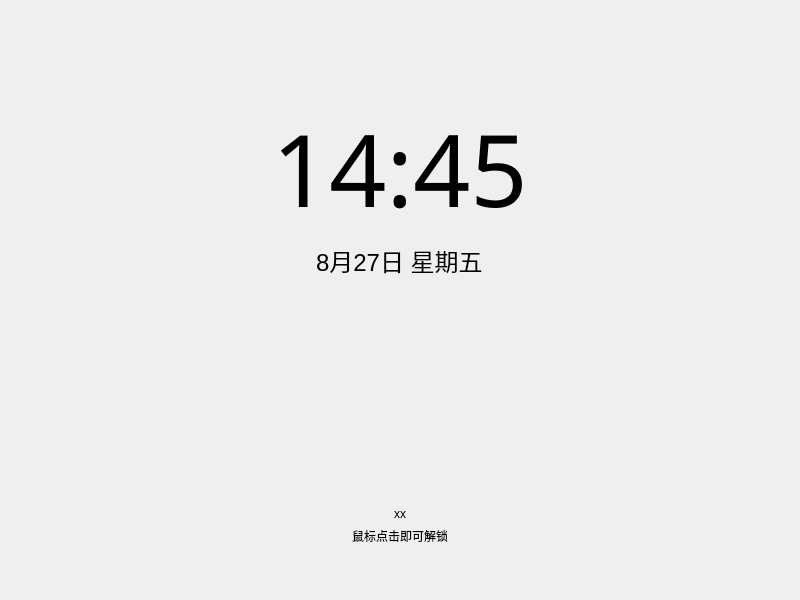
Above: src/screensaver/ks-screensaver.ui from openeuler-mirror/kiran-screensaver before the change. Below: the same form after it.
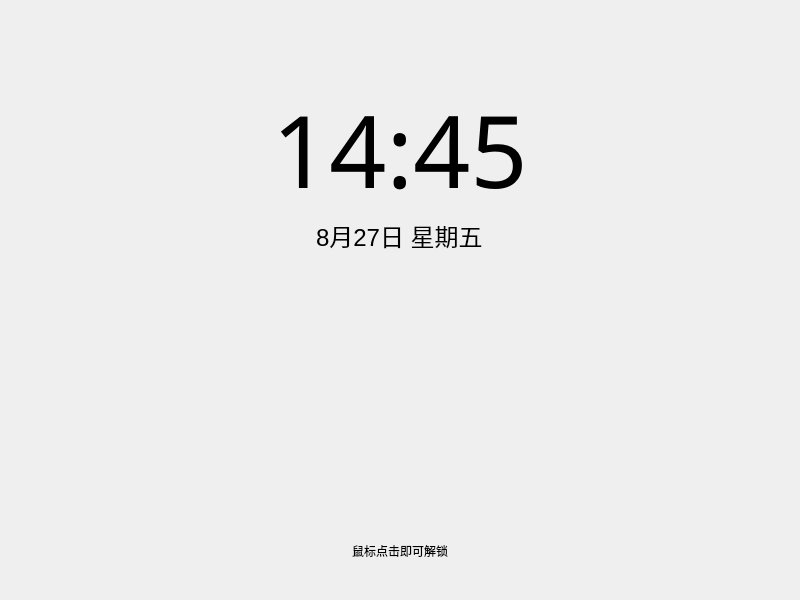
That is the form after the change. Icons and pictures are not drawn.

The edit to the form file:
```diff
--- a/src/screensaver/ks-screensaver.ui
+++ b/src/screensaver/ks-screensaver.ui
@@ -14,8 +14,26 @@
    <string>KSScreensaver</string>
   </property>
   <layout class="QHBoxLayout" name="horizontalLayout">
+   <property name="spacing">
+    <number>0</number>
+   </property>
+   <property name="leftMargin">
+    <number>0</number>
+   </property>
+   <property name="topMargin">
+    <number>0</number>
+   </property>
+   <property name="rightMargin">
+    <number>0</number>
+   </property>
+   <property name="bottomMargin">
+    <number>0</number>
+   </property>
    <item>
-    <layout class="QVBoxLayout" name="verticalLayout" stretch="4,1,1,10,0,0,2">
+    <layout class="QVBoxLayout" name="verticalLayout" stretch="4,1,1,13,0,0,0,2">
+     <property name="spacing">
+      <number>0</number>
+     </property>
      <item>
       <spacer name="verticalSpacer">
        <property name="orientation">
@@ -75,14 +93,59 @@
       </spacer>
      </item>
      <item alignment="Qt::AlignHCenter">
-      <widget class="QLabel" name="label_3">
+      <widget class="QLabel" name="label_icon">
+       <property name="sizePolicy">
+        <sizepolicy hsizetype="Fixed" vsizetype="Fixed">
+         <horstretch>0</horstretch>
+         <verstretch>0</verstretch>
+        </sizepolicy>
+       </property>
+       <property name="minimumSize">
+        <size>
+         <width>16</width>
+         <height>16</height>
+        </size>
+       </property>
+       <property name="maximumSize">
+        <size>
+         <width>16</width>
+         <height>16</height>
+        </size>
+       </property>
        <property name="font">
         <font>
          <pointsize>9</pointsize>
         </font>
        </property>
+       <property name="styleSheet">
+        <string notr="true">QLabel{
+	background-image:url(:/kiran-screensaver/images/arrow.svg);
+}</string>
+       </property>
        <property name="text">
-        <string>xx</string>
+        <string/>
+       </property>
+      </widget>
+     </item>
+     <item>
+      <widget class="QWidget" name="widget_space" native="true">
+       <property name="sizePolicy">
+        <sizepolicy hsizetype="Fixed" vsizetype="Fixed">
+         <horstretch>0</horstretch>
+         <verstretch>0</verstretch>
+        </sizepolicy>
+       </property>
+       <property name="minimumSize">
+        <size>
+         <width>0</width>
+         <height>10</height>
+        </size>
+       </property>
+       <property name="maximumSize">
+        <size>
+         <width>0</width>
+         <height>10</height>
+        </size>
        </property>
       </widget>
      </item>
@@ -93,6 +156,9 @@
          <pointsize>9</pointsize>
         </font>
        </property>
+       <property name="styleSheet">
+        <string notr="true"/>
+       </property>
        <property name="text">
         <string>鼠标点击即可解锁</string>
        </property>
```
Left out of the diff: 3 changed lines with no effect on the pictures.
